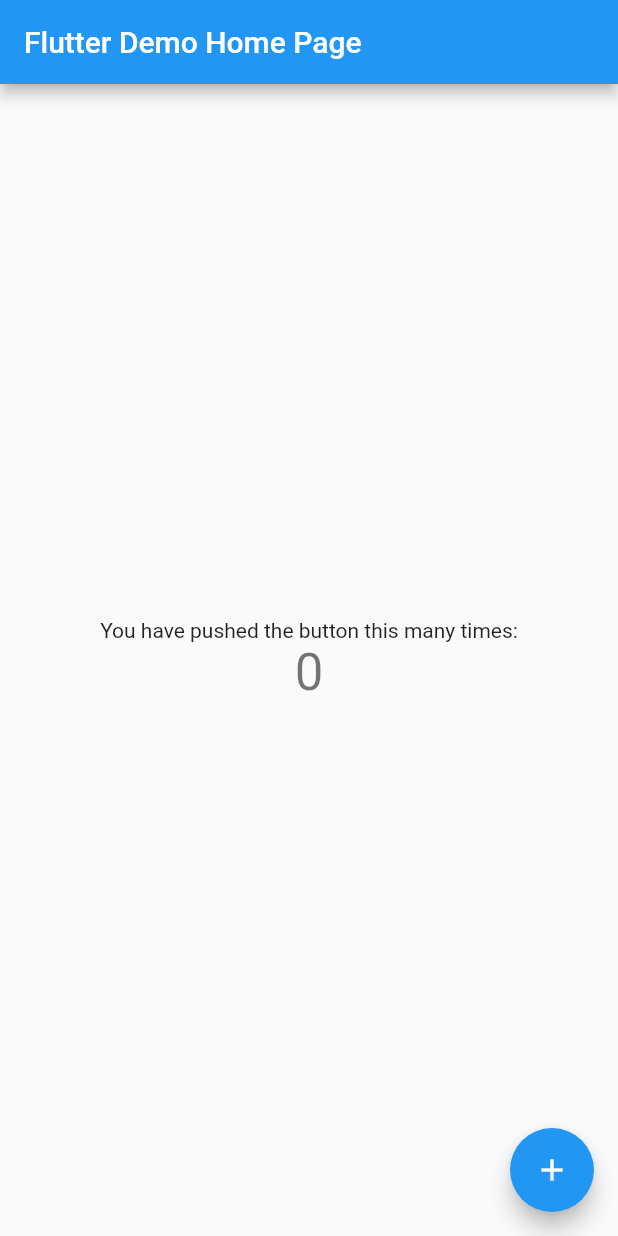
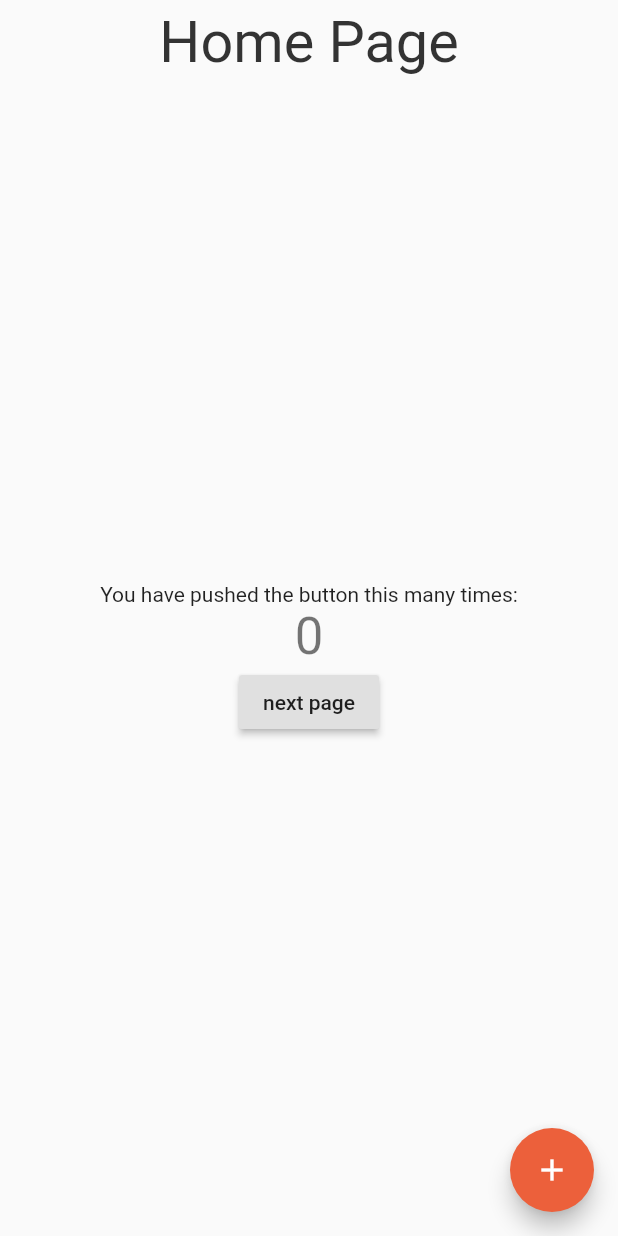
Before and after one commit to shouzhong/demo1, a Flutter app: the screen it shows after launch, on a phone screen of 412 x 824 dp. Run offline on Flutter 3.47's test engine with Material 2 defaults, Android fonts, the phone set to English and light mode, and no system bars; our stand-ins replace fluttertoast.

Commit message:
2020-06-09

```diff
--- /dev/null
+++ b/lib/home_page.dart
@@ -0,0 +1,105 @@
+import 'package:demo1/second_page.dart';
+import 'package:demo1/utils.dart';
+import 'package:flutter/material.dart';
+import 'dart:ui';
+import 'package:fluttertoast/fluttertoast.dart';
+
+import 'my_app_bar.dart';
+
+class MyHomePage extends StatefulWidget {
+  MyHomePage({Key key, this.title}) : super(key: key);
+
+  // This widget is the home page of your application. It is stateful, meaning
+  // that it has a State object (defined below) that contains fields that affect
+  // how it looks.
+
+  // This class is the configuration for the state. It holds the values (in this
+  // case the title) provided by the parent (in this case the App widget) and
+  // used by the build method of the State. Fields in a Widget subclass are
+  // always marked "final".
+
+  final String title;
+
+  @override
+  _MyHomePageState createState() => _MyHomePageState();
+}
+
+class _MyHomePageState extends State<MyHomePage> {
+  int _counter = 0;
+
+  void _incrementCounter() {
+    setState(() {
+      // This call to setState tells the Flutter framework that something has
+      // changed in this State, which causes it to rerun the build method below
+      // so that the display can reflect the updated values. If we changed
+      // _counter without calling setState(), then the build method would not be
+      // called again, and so nothing would appear to happen.
+      _counter++;
+    });
+  }
+
+  @override
+  Widget build(BuildContext context) {
+    // This method is rerun every time setState is called, for instance as done
+    // by the _incrementCounter method above.
+    //
+    // The Flutter framework has been optimized to make rerunning build methods
+    // fast, so that you can just rebuild anything that needs updating rather
+    // than having to individually change instances of widgets.
+    return Scaffold(
+      appBar: MyAppBar(title: "Home Page"),
+//      appBar: AppBar(
+//        // Here we take the value from the MyHomePage object that was created by
+//        // the App.build method, and use it to set our appbar title.
+//        title: Text(widget.title),
+//      ),
+      body: Center(
+        // Center is a layout widget. It takes a single child and positions it
+        // in the middle of the parent.
+        child: Column(
+          // Column is also a layout widget. It takes a list of children and
+          // arranges them vertically. By default, it sizes itself to fit its
+          // children horizontally, and tries to be as tall as its parent.
+          //
+          // Invoke "debug painting" (press "p" in the console, choose the
+          // "Toggle Debug Paint" action from the Flutter Inspector in Android
+          // Studio, or the "Toggle Debug Paint" command in Visual Studio Code)
+          // to see the wireframe for each widget.
+          //
+          // Column has various properties to control how it sizes itself and
+          // how it positions its children. Here we use mainAxisAlignment to
+          // center the children vertically; the main axis here is the vertical
+          // axis because Columns are vertical (the cross axis would be
+          // horizontal).
+          mainAxisAlignment: MainAxisAlignment.center,
+          children: <Widget>[
+            Text(
+              'You have pushed the button this many times:',
+            ),
+            Text(
+              '$_counter',
+              style: Theme.of(context).textTheme.headline4,
+            ),
+            RaisedButton(
+              onPressed: () {
+                Navigator.push(
+                    context,
+                    MaterialPageRoute(builder: (context) => SecondPage())
+                );
+              },
+              child: Text("next page"),
+            )
+          ],
+        ),
+      ),
+      floatingActionButton: FloatingActionButton(
+        onPressed: () {
+          _incrementCounter();
+          Fluttertoast.showToast(msg: "${MediaQueryData.fromWindow(window).size.width},${MediaQueryData.fromWindow(window).size.height}");
+        },
+        tooltip: 'Increment',
+        child: Icon(Icons.add),
+      ), // This trailing comma makes auto-formatting nicer for build methods.
+    );
+  }
+}
--- a/lib/main.dart
+++ b/lib/main.dart
@@ -1,7 +1,16 @@
 import 'package:flutter/material.dart';
+import 'package:flutter/services.dart';
+import 'dart:ui';
+
+import 'home_page.dart';
 
 void main() {
   runApp(MyApp());
+  // 沉浸式状态栏
+  SystemChrome.setSystemUIOverlayStyle(SystemUiOverlayStyle(
+      statusBarColor: Colors.transparent,
+      statusBarIconBrightness: Brightness.dark),
+  );
 }
 
 class MyApp extends StatelessWidget {
@@ -9,109 +18,33 @@ class MyApp extends StatelessWidget {
   @override
   Widget build(BuildContext context) {
     return MaterialApp(
-      title: 'Flutter Demo',
+//        title: 'Flutter Demo',
       theme: ThemeData(
-        // This is the theme of your application.
-        //
-        // Try running your application with "flutter run". You'll see the
-        // application has a blue toolbar. Then, without quitting the app, try
-        // changing the primarySwatch below to Colors.green and then invoke
-        // "hot reload" (press "r" in the console where you ran "flutter run",
-        // or simply save your changes to "hot reload" in a Flutter IDE).
-        // Notice that the counter didn't reset back to zero; the application
-        // is not restarted.
-        primarySwatch: Colors.blue,
-        // This makes the visual density adapt to the platform that you run
-        // the app on. For desktop platforms, the controls will be smaller and
-        // closer together (more dense) than on mobile platforms.
+        primaryColor: Colors.white,
+        accentColor: Color(0xffec603b),
         visualDensity: VisualDensity.adaptivePlatformDensity,
       ),
-      home: MyHomePage(title: 'Flutter Demo Home Page'),
+      home: MyHomePage(title: 'Home Page'),
     );
+//    return MaterialApp(
+//      title: 'Flutter Demo',
+//      theme: ThemeData(
+//        // This is the theme of your application.
+//        //
+//        // Try running your application with "flutter run". You'll see the
+//        // application has a blue toolbar. Then, without quitting the app, try
+//        // changing the primarySwatch below to Colors.green and then invoke
+//        // "hot reload" (press "r" in the console where you ran "flutter run",
+//        // or simply save your changes to "hot reload" in a Flutter IDE).
+//        // Notice that the counter didn't reset back to zero; the application
+//        // is not restarted.
+//        primarySwatch: Colors.blue,
+//        // This makes the visual density adapt to the platform that you run
+//        // the app on. For desktop platforms, the controls will be smaller and
+//        // closer together (more dense) than on mobile platforms.
+//        visualDensity: VisualDensity.adaptivePlatformDensity,
+//      ),
+//      home: MyHomePage(title: 'Flutter Demo Home Page'),
+//    );
   }
 }
-
-class MyHomePage extends StatefulWidget {
-  MyHomePage({Key key, this.title}) : super(key: key);
-
-  // This widget is the home page of your application. It is stateful, meaning
-  // that it has a State object (defined below) that contains fields that affect
-  // how it looks.
-
-  // This class is the configuration for the state. It holds the values (in this
-  // case the title) provided by the parent (in this case the App widget) and
-  // used by the build method of the State. Fields in a Widget subclass are
-  // always marked "final".
-
-  final String title;
-
-  @override
-  _MyHomePageState createState() => _MyHomePageState();
-}
-
-class _MyHomePageState extends State<MyHomePage> {
-  int _counter = 0;
-
-  void _incrementCounter() {
-    setState(() {
-      // This call to setState tells the Flutter framework that something has
-      // changed in this State, which causes it to rerun the build method below
-      // so that the display can reflect the updated values. If we changed
-      // _counter without calling setState(), then the build method would not be
-      // called again, and so nothing would appear to happen.
-      _counter++;
-    });
-  }
-
-  @override
-  Widget build(BuildContext context) {
-    // This method is rerun every time setState is called, for instance as done
-    // by the _incrementCounter method above.
-    //
-    // The Flutter framework has been optimized to make rerunning build methods
-    // fast, so that you can just rebuild anything that needs updating rather
-    // than having to individually change instances of widgets.
-    return Scaffold(
-      appBar: AppBar(
-        // Here we take the value from the MyHomePage object that was created by
-        // the App.build method, and use it to set our appbar title.
-        title: Text(widget.title),
-      ),
-      body: Center(
-        // Center is a layout widget. It takes a single child and positions it
-        // in the middle of the parent.
-        child: Column(
-          // Column is also a layout widget. It takes a list of children and
-          // arranges them vertically. By default, it sizes itself to fit its
-          // children horizontally, and tries to be as tall as its parent.
-          //
-          // Invoke "debug painting" (press "p" in the console, choose the
-          // "Toggle Debug Paint" action from the Flutter Inspector in Android
-          // Studio, or the "Toggle Debug Paint" command in Visual Studio Code)
-          // to see the wireframe for each widget.
-          //
-          // Column has various properties to control how it sizes itself and
-          // how it positions its children. Here we use mainAxisAlignment to
-          // center the children vertically; the main axis here is the vertical
-          // axis because Columns are vertical (the cross axis would be
-          // horizontal).
-          mainAxisAlignment: MainAxisAlignment.center,
-          children: <Widget>[
-            Text(
-              'You have pushed the button this many times:',
-            ),
-            Text(
-              '$_counter',
-              style: Theme.of(context).textTheme.headline4,
-            ),
-          ],
-        ),
-      ),
-      floatingActionButton: FloatingActionButton(
-        onPressed: _incrementCounter,
-        tooltip: 'Increment',
-        child: Icon(Icons.add),
-      ), // This trailing comma makes auto-formatting nicer for build methods.
-    );
-  }
-}
--- /dev/null
+++ b/lib/my_app_bar.dart
@@ -0,0 +1,37 @@
+import 'package:demo1/utils.dart';
+import 'package:flutter/material.dart';
+
+class MyAppBar extends StatefulWidget implements PreferredSizeWidget {
+  MyAppBar({@required this.title});
+
+  final String title;
+
+  @override
+  State<StatefulWidget> createState() => MyAppBarState();
+
+  @override
+  Size get preferredSize => Size.fromHeight(kToolbarHeight);
+}
+
+class MyAppBarState extends State<MyAppBar> {
+  @override
+  Widget build(BuildContext context) {
+    return Container(
+      height: size(88),
+//      color: Colors.blue,
+      child: SafeArea(
+        top: true,
+        child: Stack(
+          children: [
+            Center(
+              child: Text(
+                widget.title,
+                style: TextStyle(fontSize: size(36), color: Color(0xff333333)),
+              ),
+            )
+          ],
+        ),
+      ),
+    );
+  }
+}
--- /dev/null
+++ b/lib/utils.dart
@@ -0,0 +1,12 @@
+import 'dart:ui';
+
+import 'package:flutter/material.dart';
+
+double screenWidth = MediaQueryData.fromWindow(window).size.width;
+double screenHeight = MediaQueryData.fromWindow(window).size.height;
+
+int adaptWidth = 750;
+
+double size(double d) {
+  return d * screenWidth / adaptWidth;
+}
--- a/pubspec.yaml
+++ b/pubspec.yaml
@@ -28,6 +28,7 @@ dependencies:
   # The following adds the Cupertino Icons font to your application.
   # Use with the CupertinoIcons class for iOS style icons.
   cupertino_icons: ^0.1.3
+  fluttertoast: ^4.0.1
 
 dev_dependencies:
   flutter_test:
```
Also changed, not shown: lib/second_page.dart (added, +28 -0 lines), pubspec.lock.
